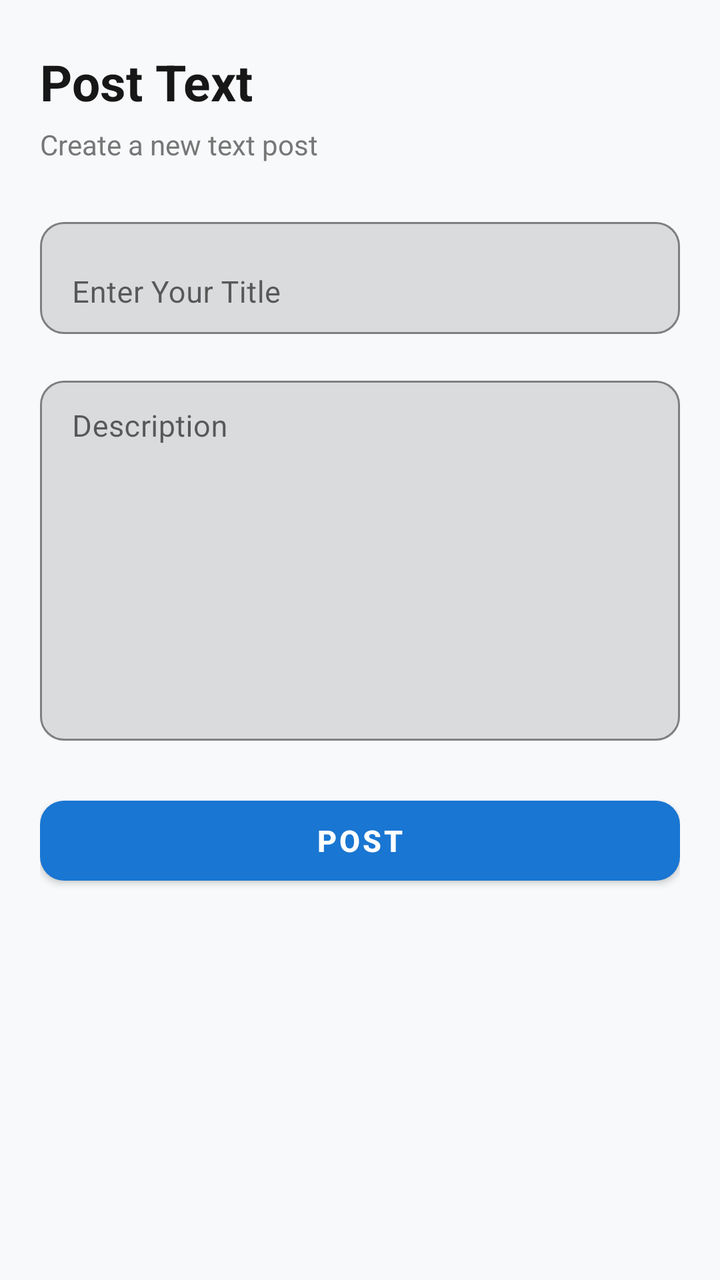
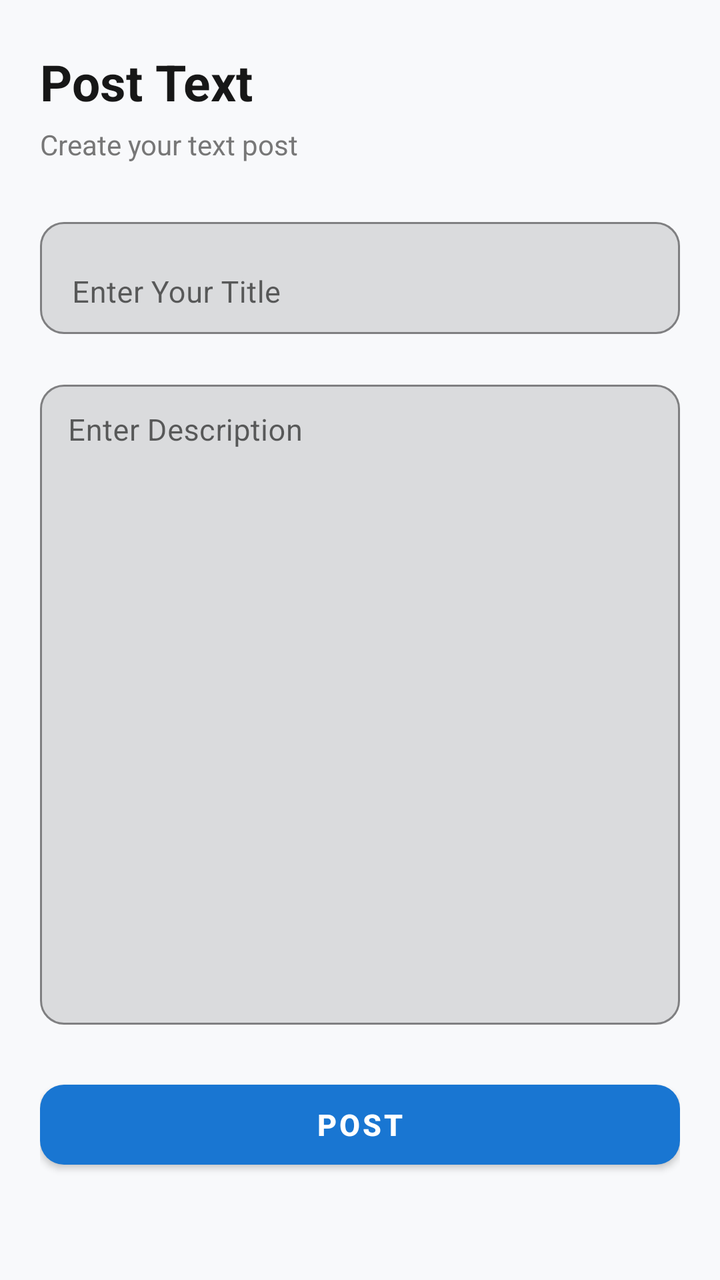

Before-and-after screenshots of an Android layout around one commit, followed by the original layout XML and the change that was made.
<!-- AndroidManifest.xml: application theme Theme.TokenRoomDatabase -->
<!-- res/layout/activity_post_text.xml -->
<?xml version="1.0" encoding="utf-8"?>
<ScrollView
    xmlns:android="http://schemas.android.com/apk/res/android"
    xmlns:app="http://schemas.android.com/apk/res-auto"
    android:layout_width="match_parent"
    android:layout_height="match_parent"
    android:fillViewport="true"
    android:background="#F8F9FB">

    <LinearLayout
        android:layout_width="match_parent"
        android:layout_height="wrap_content"
        android:orientation="vertical"
        android:paddingStart="20dp"
        android:paddingTop="24dp"
        android:paddingEnd="20dp"
        android:paddingBottom="30dp">

        

        <TextView
            android:layout_width="wrap_content"
            android:layout_height="wrap_content"
            android:text="Post Text"
            android:textColor="#171717"
            android:textSize="25sp"
            android:textStyle="bold" />

        <TextView
            android:layout_width="wrap_content"
            android:layout_height="wrap_content"
            android:layout_marginTop="5dp"
            android:text="Create a new text post"
            android:textColor="#777777"
            android:textSize="14sp" />

        

        <com.google.android.material.textfield.TextInputLayout
            android:layout_width="match_parent"
            android:layout_height="wrap_content"
            android:layout_marginTop="24dp"
            android:hint="Enter Your Title"
            app:boxBackgroundMode="outline"
            app:boxCornerRadiusTopStart="12dp"
            app:boxCornerRadiusTopEnd="12dp"
            app:boxCornerRadiusBottomStart="12dp"
            app:boxCornerRadiusBottomEnd="12dp"
            app:boxStrokeColor="@color/gray"
            app:boxStrokeWidth="1dp"
            app:boxStrokeWidthFocused="2dp"
            app:hintTextColor="#777777">

            <com.google.android.material.textfield.TextInputEditText
                android:id="@+id/etTitle"
                android:layout_width="match_parent"
                android:layout_height="56dp"
                android:inputType="text"
                android:maxLines="1"
                android:maxLength="25"
                android:paddingStart="14dp"
                android:paddingEnd="14dp"
                android:textColor="#222222"
                android:textSize="15sp" />

        </com.google.android.material.textfield.TextInputLayout>

        

        <com.google.android.material.textfield.TextInputLayout
            android:layout_width="match_parent"
            android:layout_height="wrap_content"
            android:layout_marginTop="18dp"
            android:hint="Description"
            app:boxBackgroundMode="outline"
            app:boxCornerRadiusTopStart="12dp"
            app:boxCornerRadiusTopEnd="12dp"
            app:boxCornerRadiusBottomStart="12dp"
            app:boxCornerRadiusBottomEnd="12dp"
            app:boxStrokeColor="@color/gray"
            app:boxStrokeWidth="1dp"
            app:boxStrokeWidthFocused="2dp"
            app:hintTextColor="#777777">

            <com.google.android.material.textfield.TextInputEditText
                android:id="@+id/etDescription"
                android:layout_width="match_parent"
                android:layout_height="180dp"
                android:gravity="top|start"
                android:inputType="textMultiLine"
                android:paddingStart="14dp"
                android:paddingTop="14dp"
                android:paddingEnd="14dp"
                android:paddingBottom="14dp"
                android:textColor="#222222"
                android:textSize="15sp" />

        </com.google.android.material.textfield.TextInputLayout>

        

        <com.google.android.material.button.MaterialButton
            android:id="@+id/btnPost"
            android:layout_width="match_parent"
            android:layout_height="52dp"
            android:layout_marginTop="24dp"
            android:text="POST"
            android:textAllCaps="false"
            android:textColor="@android:color/white"
            android:textSize="15sp"
            android:textStyle="bold"
            app:backgroundTint="#1976D2"
            app:cornerRadius="12dp"
            app:elevation="2dp" />

    </LinearLayout>

</ScrollView>
<!-- resources referenced by this layout -->
<resources>
  <color name="gray">#BCBABA</color>
  <style name="Theme.TokenRoomDatabase" parent="Theme.MaterialComponents.DayNight.NoActionBar">
  
          <item name="colorPrimary">@color/gray</item>
          <item name="colorPrimaryVariant">@color/purple_700</item>
          <item name="colorOnPrimary">@color/white</item>
  
          <item name="colorSecondary">@color/gray</item>
          <item name="colorSecondaryVariant">@color/teal_700</item>
          <item name="colorOnSecondary">@color/black</item>
  
          <item name="android:statusBarColor">
              @android:color/white
          </item>
  
          <item name="android:navigationBarColor">
              @color/white
          </item>
  
      </style>
  <color name="purple_700">#FF3700B3</color>
  <color name="white">#FFFFFFFF</color>
  <color name="teal_700">#FF018786</color>
  <color name="black">#FF000000</color>
</resources>

<!-- the commit's change to res/layout/activity_post_text.xml (unified diff, before → after) -->
@@ -2,15 +2,20 @@
 <ScrollView
     xmlns:android="http://schemas.android.com/apk/res/android"
     xmlns:app="http://schemas.android.com/apk/res-auto"
+
     android:layout_width="match_parent"
     android:layout_height="match_parent"
-    android:fillViewport="true"
-    android:background="#F8F9FB">
+
+    android:background="#F8F9FB"
+
+    android:fillViewport="true">
 
     <LinearLayout
         android:layout_width="match_parent"
         android:layout_height="wrap_content"
+
         android:orientation="vertical"
+
         android:paddingStart="20dp"
         android:paddingTop="24dp"
         android:paddingEnd="20dp"
@@ -19,18 +24,23 @@
         
 
         <TextView
-            android:layout_width="wrap_content"
+            android:layout_width="match_parent"
             android:layout_height="wrap_content"
+
             android:text="Post Text"
+
             android:textColor="#171717"
             android:textSize="25sp"
             android:textStyle="bold" />
 
         <TextView
-            android:layout_width="wrap_content"
+            android:layout_width="match_parent"
             android:layout_height="wrap_content"
+
             android:layout_marginTop="5dp"
-            android:text="Create a new text post"
+
+            android:text="Create your text post"
+
             android:textColor="#777777"
             android:textSize="14sp" />
 
@@ -40,7 +50,6 @@
             android:layout_width="match_parent"
             android:layout_height="wrap_content"
             android:layout_marginTop="24dp"
-            android:hint="Enter Your Title"
             app:boxBackgroundMode="outline"
             app:boxCornerRadiusTopStart="12dp"
             app:boxCornerRadiusTopEnd="12dp"
@@ -55,9 +64,10 @@
                 android:id="@+id/etTitle"
                 android:layout_width="match_parent"
                 android:layout_height="56dp"
-                android:inputType="text"
+                android:hint="Enter Your Title"
+                android:inputType="textCapSentences"
                 android:maxLines="1"
-                android:maxLength="25"
+                android:maxLength="20"
                 android:paddingStart="14dp"
                 android:paddingEnd="14dp"
                 android:textColor="#222222"
@@ -70,8 +80,7 @@
         <com.google.android.material.textfield.TextInputLayout
             android:layout_width="match_parent"
             android:layout_height="wrap_content"
-            android:layout_marginTop="18dp"
-            android:hint="Description"
+            android:layout_marginTop="20dp"
             app:boxBackgroundMode="outline"
             app:boxCornerRadiusTopStart="12dp"
             app:boxCornerRadiusTopEnd="12dp"
@@ -85,13 +94,13 @@
             <com.google.android.material.textfield.TextInputEditText
                 android:id="@+id/etDescription"
                 android:layout_width="match_parent"
-                android:layout_height="180dp"
+                android:layout_height="320dp"
                 android:gravity="top|start"
-                android:inputType="textMultiLine"
-                android:paddingStart="14dp"
-                android:paddingTop="14dp"
-                android:paddingEnd="14dp"
-                android:paddingBottom="14dp"
+                android:hint="Enter Description"
+                android:inputType="textMultiLine|textCapSentences"
+                android:padding="14dp"
+                android:scrollbars="vertical"
+                android:overScrollMode="always"
                 android:textColor="#222222"
                 android:textSize="15sp" />
 
